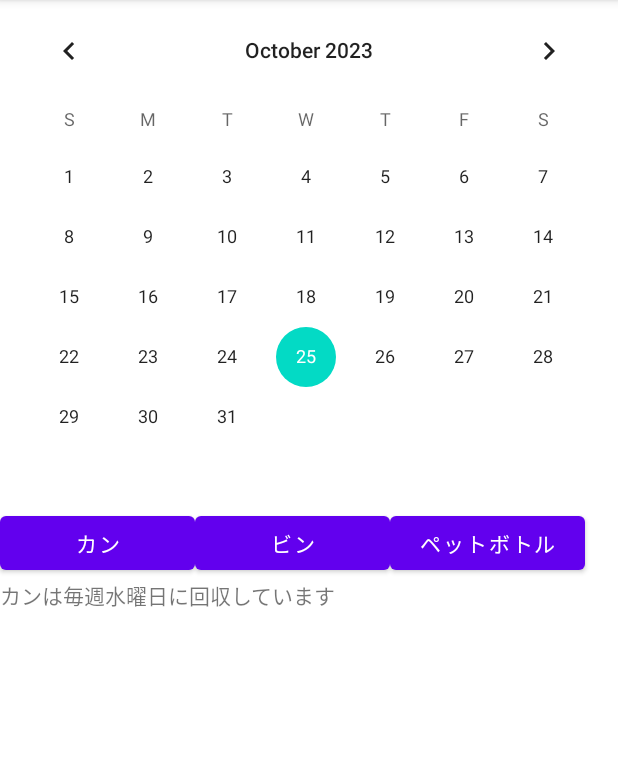
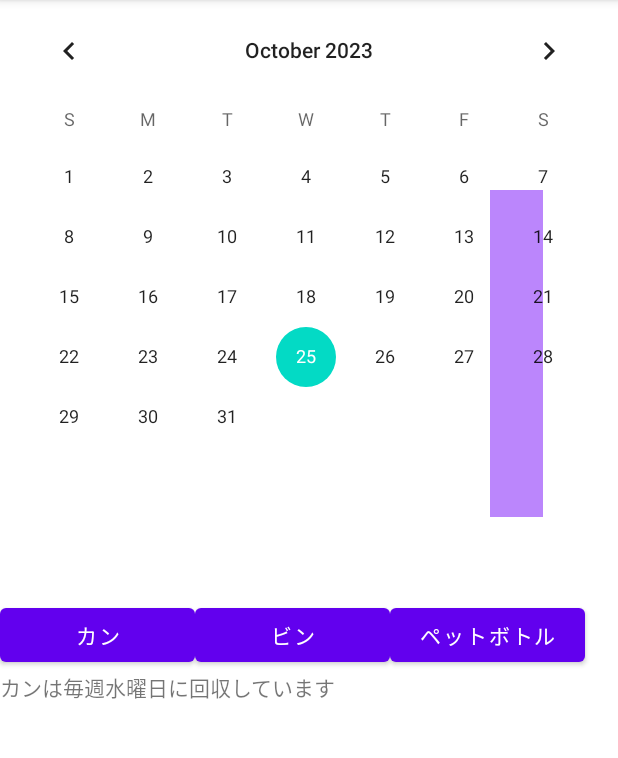
Before and after one commit to Ma4Ma4/RecycleApp, an Android app: the screen it shows after launch (MainActivity), after a tap on "カン", on a phone screen of 412 x 824 dp, the part 84-842 px from its top. Run offline under Robolectric (Android 15) with nearby library versions, the phone set to English and light mode, and no system bars.

Commit message:
第1スプリント完了版

```diff
--- a/app/src/main/java/com/example/recycleapp/MainActivity.kt
+++ b/app/src/main/java/com/example/recycleapp/MainActivity.kt
@@ -1,14 +1,17 @@
 package com.example.recycleapp
 
+import android.os.Bundle
+import android.util.Log
+import android.view.View
+import android.view.ViewGroup
+import android.widget.Button
+import android.widget.CalendarView
+import android.widget.TextView
+import android.view.ViewGroup.MarginLayoutParams;
+import android.view.ViewGroup.LayoutParams;
 import androidx.appcompat.app.AppCompatActivity
-import android.os.Bundle
-import android.widget.CalendarView
-import android.widget.Toast
-import android.util.Log
-import android.view.MotionEvent
-import android.view.View
-import android.widget.Button
-import android.widget.TextView
+import java.util.*
+
 
 class MainActivity : AppCompatActivity() {
     override fun onCreate(savedInstanceState: Bundle?) {
@@ -23,16 +26,32 @@ class MainActivity : AppCompatActivity() {
         // CalendarViewで日にちが選択された時に呼び出されるリスナー
         val listener = DateChangeListener()
         calendarView.setOnDateChangeListener(listener)
+        val buttonText:TextView = findViewById(R.id.text_by_button)  // ボタンに連動するテキスト
+        // 選択した資源ゴミの回収用日をハイライトする線
+        val highlightLine:View = findViewById(R.id.highlight_line)
+        val mlp:MarginLayoutParams = highlightLine.layoutParams as MarginLayoutParams
 
         // ボタンクリックを検出するイベントリスナー(カン)
         val buttonCan:Button = findViewById(R.id.button_can)
         buttonCan.setOnClickListener {
             // ここに[カン]ボタン押下時の処理を記述
             Log.d("INFO","BUTTON CAN WAS PRESSED")
-            val buttonText:TextView = findViewById(R.id.text_by_button)  // ボタンに連動するテキスト
-            buttonText.text = getString(R.string.txt_by_bt_clicked)
-            // カレンダー制御系
-
+            buttonText.text = getString(R.string.txt_can)
+            // カレンダー制御
+            highlightLine.setVisibility(View.VISIBLE)
+            mlp.setMargins(490,190,0,0)         //マージンを設定
+            highlightLine.layoutParams = mlp
+        }
+        // ボタンクリックを検出するイベントリスナー(ビン)
+        val buttonBin:Button = findViewById(R.id.button_bin)
+        buttonBin.setOnClickListener {
+            // ここに[カン]ボタン押下時の処理を記述
+            Log.d("INFO","BUTTON BIN WAS PRESSED")
+            buttonText.text = getString(R.string.txt_bin)
+            // カレンダー制御
+            highlightLine.setVisibility(View.VISIBLE)
+            mlp.setMargins(765,190,0,0)         //マージンを設定
+            highlightLine.layoutParams = mlp
         }
     }
 
@@ -41,7 +60,25 @@ class MainActivity : AppCompatActivity() {
         override fun onSelectedDayChange(calendarView: CalendarView, year: Int, month: Int, dayOfMonth: Int) {
             // monthは0起算のため+1します。
             val displayMonth = month + 1
-            Toast.makeText(applicationContext, "$year/$displayMonth/$dayOfMonth/test", Toast.LENGTH_SHORT).show()
+            //Toast.makeText(applicationContext, "$year/$displayMonth/$dayOfMonth/test", Toast.LENGTH_SHORT).show()
+
+            //カレンダーインスタンスにCalendarViewで取得した日付を渡して曜日を取得,日にち情報を表示
+            val today:Calendar = Calendar.getInstance()
+            today.set(year, displayMonth, dayOfMonth)
+            val dayofweek = today.get(Calendar.DAY_OF_WEEK) // 曜日ソース(int)を取得、なぜか1=木曜日~7=水曜日, なぜか11月にするとバグる?
+            val week = arrayOf("木", "金", "土", "日", "月", "火", "水")
+            val dayinfoText:TextView = findViewById(R.id.day_info)  // 日付変更に連動するテキストを設定、年日時曜日を代入して表示
+            dayinfoText.text = getString(R.string.selected_day_info, year, displayMonth, dayOfMonth, week[dayofweek - 1])
+
+            // その日の回収対象資源ゴミをテキスト表示
+            val target = arrayOf("dummy", "ビン", "dummy", "dummy", "dummy", "dummy", "カン") // 超簡易的な曜日に対する対象の資源ゴミ
+            val targetText:TextView = findViewById(R.id.target_info)  // 日付変更に連動するテキストを設定、年日時曜日を代入して表示
+            if(dayofweek == 7 || dayofweek == 2){ //水曜ならカン, 金曜はビンの回収日
+                targetText.text = getString(R.string.target_info, target[dayofweek - 1])
+            }
+            else{ //それ以外の曜日は資源ゴミの回収無し
+                targetText.text = getString(R.string.no_target_info)
+            }
         }
     }
 }
--- a/app/src/main/res/layout/activity_main.xml
+++ b/app/src/main/res/layout/activity_main.xml
@@ -5,11 +5,39 @@
     android:layout_height="match_parent"
     android:orientation="vertical">
 
-    <!-- CalendarViewを配置します。 -->
-    <CalendarView
-        android:id="@+id/calendarView"
+    <!-- 線を引くビューとカレンダービューを重ねるためのFrameLayout -->
+    <FrameLayout
         android:layout_width="match_parent"
-        android:layout_height="wrap_content" />
+        android:layout_height="wrap_content">
+
+        <!-- 線を引いて無理矢理曜日をハイライトしてみます -->
+        <View
+            android:id="@+id/highlight_line"
+            android:layout_width="35dp"
+            android:layout_height="218dp"
+            android:alpha="10"
+            android:background="@color/purple_200"
+            android:visibility="invisible" />
+
+        <!-- CalendarViewを配置します。 -->
+        <CalendarView
+            android:id="@+id/calendarView"
+            android:layout_width="match_parent"
+            android:layout_height="wrap_content" />
+    </FrameLayout>
+
+    <!-- 選択した日付の情報を表示するテキストビュー -->
+    <TextView
+        android:id="@+id/day_info"
+        android:layout_width="match_parent"
+        android:layout_height="wrap_content"
+        android:textSize="24sp" />
+
+    <TextView
+        android:id="@+id/target_info"
+        android:layout_width="match_parent"
+        android:layout_height="wrap_content"
+        android:textSize="16sp" />
 
     <!-- ゴミの種類を選択するボタンを横並びに配置 -->
     <LinearLayout
--- a/app/src/main/res/values/strings.xml
+++ b/app/src/main/res/values/strings.xml
@@ -4,5 +4,9 @@
     <string name="bin">ビン</string>
     <string name="pet">ペットボトル</string>
     <string name="txt_by_bt">押したボタンの資源ゴミ回収日をテキスト表示(デバッグ用)</string>
-    <string name="txt_by_bt_clicked">カンは毎週水曜日に回収しています</string>
+    <string name="txt_can">カンは毎週水曜日に回収しています</string>
+    <string name="txt_bin">ビンは毎週金曜日に回収しています</string>
+    <string name="selected_day_info">%1$d年%2$d月%3$d日%4$s曜日</string>
+    <string name="target_info">%1$sの回収日です</string>
+    <string name="no_target_info">資源ゴミの回収はありません</string>
 </resources>
```
